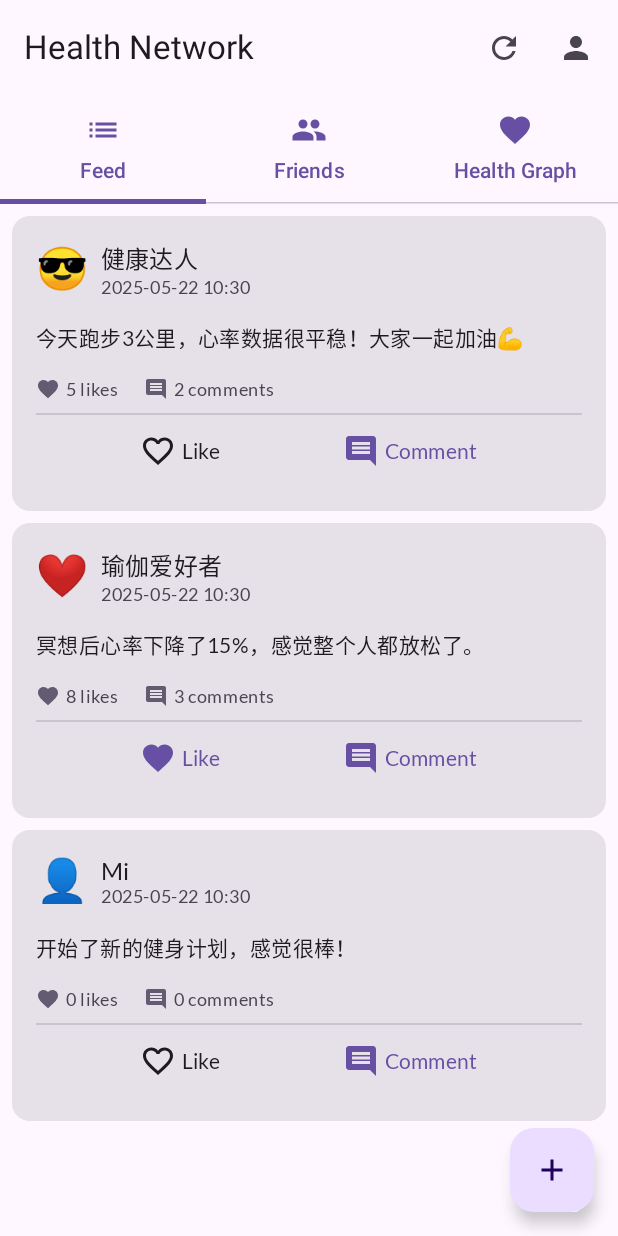
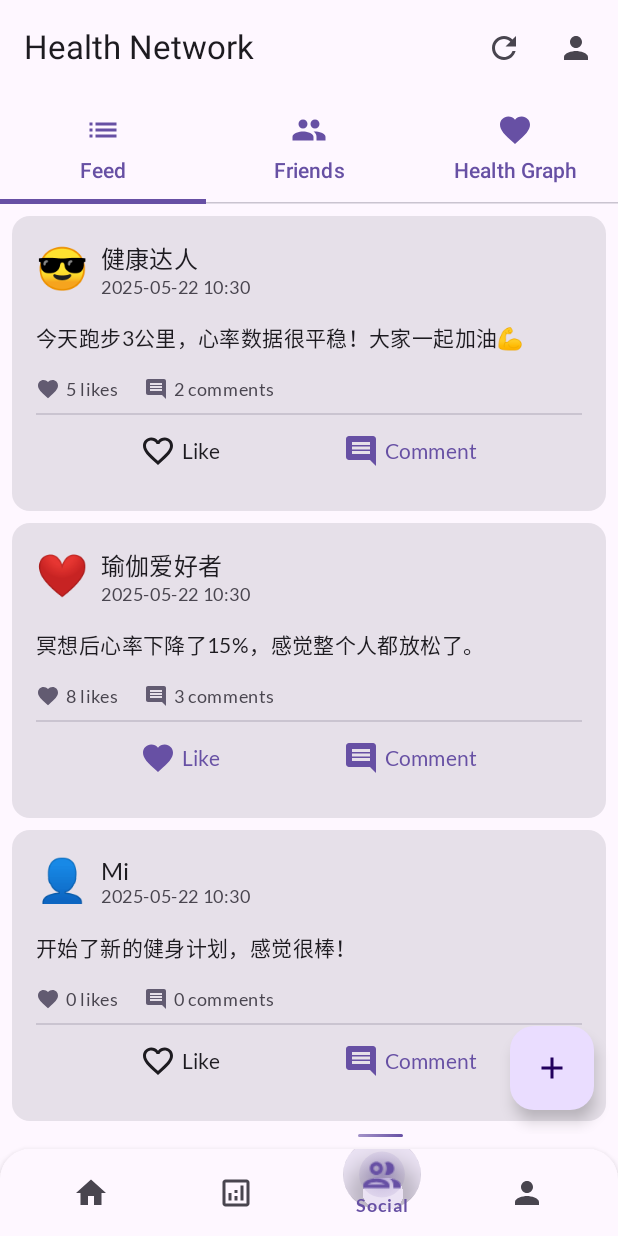
Before and after one commit to Nickory/RayVita, an Android app built with Jetpack Compose: the SocialActivity screen opened directly, with no data from a screen before it, on a phone screen of 412 x 824 dp. Run offline under Robolectric (Android 15) with nearby library versions, the phone set to English and light mode, and no system bars; pictures from the network do not load; 1 statement that could not run was skipped.

```diff
--- a/app/build.gradle
+++ b/app/build.gradle
@@ -178,6 +178,8 @@ dependencies {
     //邮箱发送
     implementation 'com.sun.mail:android-mail:1.6.7'
     implementation 'com.sun.mail:android-activation:1.6.7'
+    //onnx runtime引入physnet作为rPPG模型
+    implementation 'com.microsoft.onnxruntime:onnxruntime-mobile:1.16.3'
 
 
 }
--- a/app/src/main/java/com/codelab/basiclayouts/ui/screen/social/SocialActivtiy.kt
+++ b/app/src/main/java/com/codelab/basiclayouts/ui/screen/social/SocialActivtiy.kt
@@ -30,6 +30,7 @@ import androidx.compose.runtime.getValue
 import androidx.compose.ui.Alignment
 import androidx.compose.ui.Modifier
 import androidx.compose.ui.unit.dp
+import com.codelab.basiclayouts.ui.screen.home.BottomNavBar
 import com.codelab.basiclayouts.ui.theme.MySootheTheme
 import com.codelab.basiclayouts.viewmodel.social.SocialViewModel
 import com.codelab.basiclayouts.viewmodel.social.SocialViewModelFactory
@@ -59,15 +60,12 @@ class SocialActivity : ComponentActivity() {
                 ) {
                     val uiState by viewModel.uiState.collectAsState()
 
-                    // ✅ 如果用户未登录（无 user_id），可以跳转到登录
                     if (uiState.currentUserId == null) {
                         Log.e(TAG, "用户未登录，应跳转登录页")
                         // startActivity(Intent(this, LoginActivity::class.java))
                         // finish()
-                        // return@Surface
                     }
 
-                    // 📷 图像选择器
                     val pickMedia = rememberLauncherForActivityResult(
                         ActivityResultContracts.PickVisualMedia()
                     ) { uri ->
@@ -78,7 +76,6 @@ class SocialActivity : ComponentActivity() {
                         }
                     }
 
-                    // 🔍 查找好友页
                     val friendSearchLauncher = rememberLauncherForActivityResult(
                         ActivityResultContracts.StartActivityForResult()
                     ) { result ->
@@ -90,10 +87,13 @@ class SocialActivity : ComponentActivity() {
                         }
                     }
 
-                    // 🎯 UI 主体
+                    // 🌟 正确布局，Box 包裹 Column + 底部导航栏
                     Box(modifier = Modifier.fillMaxSize()) {
-                        Column(modifier = Modifier.fillMaxSize()) {
-                            // 🔴 离线提示
+                        Column(
+                            modifier = Modifier
+                                .fillMaxSize()
+                                .padding(bottom = 68.dp) // 给底部导航栏预留空间
+                        ) {
                             AnimatedVisibility(visible = uiState.isOfflineMode) {
                                 Column(
                                     modifier = Modifier
@@ -126,12 +126,9 @@ class SocialActivity : ComponentActivity() {
                                 }
                             }
 
-                            // 🧩 社交页面主内容
                             SocialScreen(
                                 uiState = uiState,
-                                onNavigateToProfile = {
-                                    // TODO: 打开 Profile 页面
-                                },
+                                onNavigateToProfile = { },
                                 onRefreshFeed = { viewModel.refreshFeed() },
                                 onLikePost = { viewModel.likePost(it) },
                                 onCommentClick = { viewModel.getPostWithComments(it) },
@@ -147,7 +144,6 @@ class SocialActivity : ComponentActivity() {
                                 onDeletePost = { viewModel.deletePost(it) },
                                 onBlockFriend = { friendId, block -> viewModel.blockFriend(friendId, block) },
                                 onProcessFriendRequest = { request, accept ->
-                                    // 这里只传递必要的参数
                                     viewModel.processFriendRequest(
                                         requestId = request.request_id,
                                         accept = accept
@@ -157,6 +153,19 @@ class SocialActivity : ComponentActivity() {
                                 onShowCreatePostDialog = { viewModel.showCreatePostDialog() },
                                 onHideCommentsDialog = { viewModel.hideCommentsDialog() },
                                 onClearErrorMessage = { viewModel.clearErrorMessage() }
+                            )
+                        }
+
+                        // ✅ 固定到底部，不改 BottomNavBar 定义
+                        Box(
+                            modifier = Modifier
+                                .fillMaxWidth()
+                                .align(Alignment.BottomCenter)
+                        ) {
+                            BottomNavBar(
+                                selectedTab = 2,
+                                onTabSelect = { },
+                                context = this@SocialActivity
                             )
                         }
                     }
```
Also changed, not shown: app/src/main/AndroidManifest.xml (+11 -1 lines), app/src/main/java/com/codelab/basiclayouts/physnet/RppgInference.kt (added, +35 -0 lines), app/src/main/java/com/codelab/basiclayouts/physnet/TestActivity.kt (added, +30 -0 lines), 1 other file.
